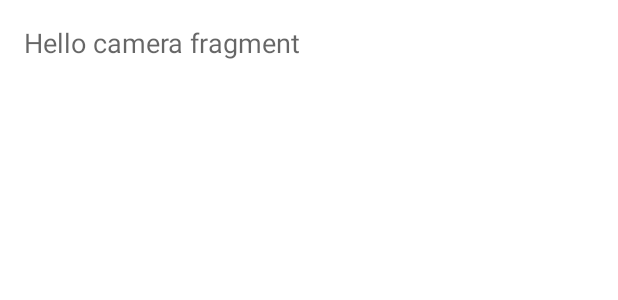
After one commit to elijahmurimi40/Tab-Experiment, an Android app: the layout fragment_camera.xml on its own in the app's theme, with its tools: preview values and no code run, on a phone screen of 412 x 824 dp. The commit adds this screen. Shown: the top 300 px of the screen. Run offline under Robolectric (Android 15) with nearby library versions, the phone set to English and light mode, and no system bars.

Commit message:
Add camera fragment

```diff
--- /dev/null
+++ b/app/src/main/java/com/fortie40/tabexperiment/ui/camerafragment/CameraFragment.kt
@@ -0,0 +1,24 @@
+package com.fortie40.tabexperiment.ui.camerafragment
+
+import android.os.Bundle
+import androidx.fragment.app.Fragment
+import android.view.LayoutInflater
+import android.view.View
+import android.view.ViewGroup
+
+import com.fortie40.tabexperiment.R
+
+/**
+ * A simple [Fragment] subclass.
+ */
+class CameraFragment : Fragment() {
+
+    override fun onCreateView(
+        inflater: LayoutInflater, container: ViewGroup?,
+        savedInstanceState: Bundle?
+    ): View? {
+        // Inflate the layout for this fragment
+        return inflater.inflate(R.layout.fragment_camera, container, false)
+    }
+
+}
--- /dev/null
+++ b/app/src/main/res/layout/fragment_camera.xml
@@ -0,0 +1,15 @@
+<?xml version="1.0" encoding="utf-8"?>
+<RelativeLayout xmlns:android="http://schemas.android.com/apk/res/android"
+    xmlns:tools="http://schemas.android.com/tools"
+    android:layout_width="match_parent"
+    android:layout_height="match_parent"
+    android:padding="16dp"
+    tools:context=".ui.camerafragment.CameraFragment">
+
+    <TextView
+        android:layout_width="match_parent"
+        android:layout_height="match_parent"
+        android:text="@string/hello_camera_fragment"
+        android:textAppearance="?android:attr/textAppearanceMedium" />
+
+</RelativeLayout>
--- a/app/src/main/res/values/strings.xml
+++ b/app/src/main/res/values/strings.xml
@@ -12,4 +12,7 @@
     <!-- Tab Fragment2 -->
     <string name="hello_calls_fragment">Hello calls fragment</string>
     <string name="tab_label3">Calls</string>
+
+    <!-- Camera Fragment -->
+    <string name="hello_camera_fragment">Hello camera fragment</string>
 </resources>
```
